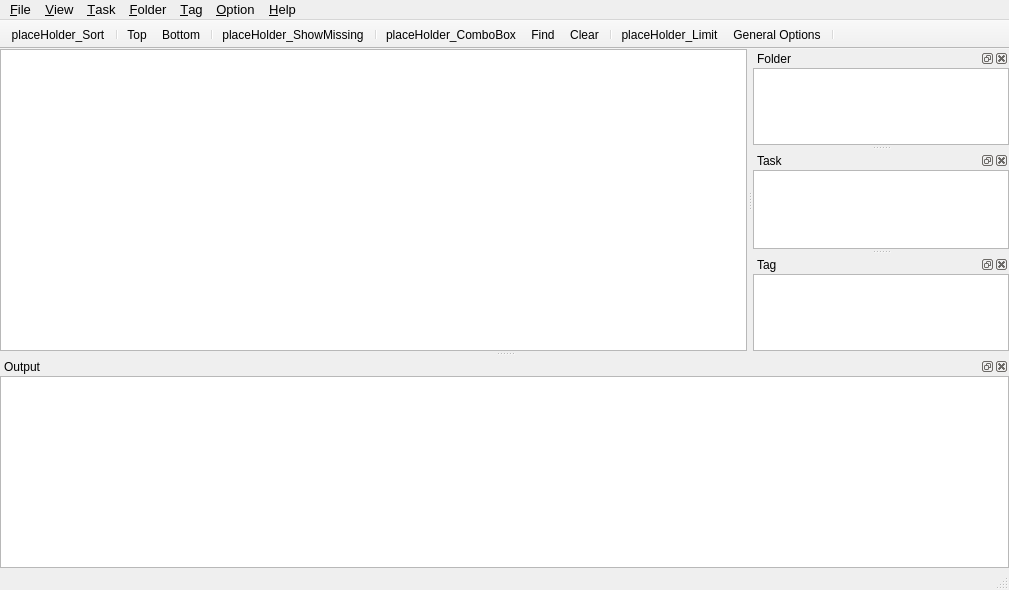
Above: src/mainwindow.ui from ambiesoft/SceneExplorer before the change. Below: the same form after it.
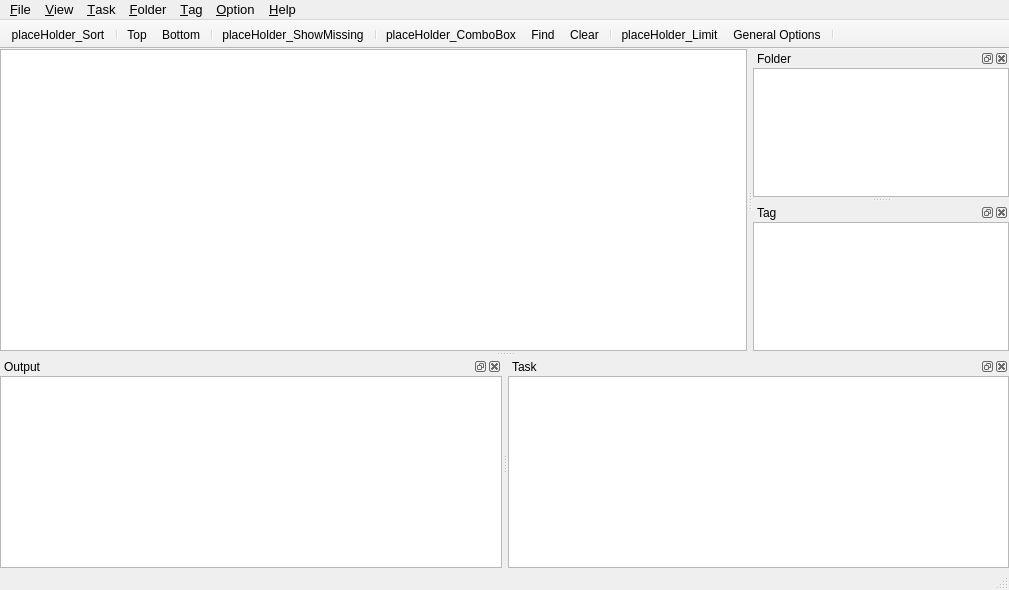
That is the form after the change. Icons and pictures are not drawn. Custom widgets are drawn as their Qt base class.

```diff
--- a/src/mainwindow.ui
+++ b/src/mainwindow.ui
@@ -348,7 +348,7 @@
     <string>Task</string>
    </property>
    <attribute name="dockWidgetArea">
-    <number>2</number>
+    <number>8</number>
    </attribute>
    <widget class="QWidget" name="dockWidgetContentsTask">
     <layout class="QHBoxLayout" name="horizontalLayout_2">
```
